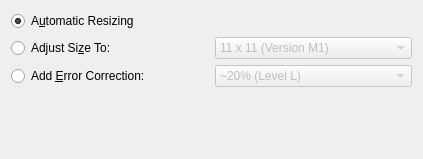
Before: the Qt Designer form frontend_qt/grpMQR.ui in novcom/zint, drawn with Qt 5.
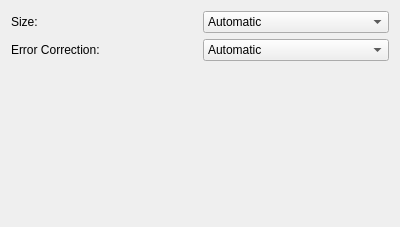
After: the same form once the commit is applied.

What changed in the file:
```diff
--- a/frontend_qt/grpMQR.ui
+++ b/frontend_qt/grpMQR.ui
@@ -5,10 +5,16 @@
    <rect>
     <x>0</x>
     <y>0</y>
-    <width>423</width>
-    <height>159</height>
+    <width>400</width>
+    <height>227</height>
    </rect>
   </property>
+  <property name="maximumSize">
+   <size>
+    <width>600</width>
+    <height>16777215</height>
+   </size>
+  </property>
   <property name="windowTitle" >
    <string>Form</string>
   </property>
@@ -16,27 +22,22 @@
    <item>
     <layout class="QGridLayout" name="gridLayout" >
      <item row="0" column="0" >
-      <widget class="QRadioButton" name="radMQRAuto" >
+      <widget class="QLabel" name="lavelMQRSize" >
        <property name="text" >
-        <string>A&amp;utomatic Resizing</string>
+        <string>Size:</string>
        </property>
-       <property name="checked" >
-        <bool>true</bool>
+       <property name="buddy">
+        <cstring>cmbMQRSize</cstring>
        </property>
       </widget>
      </item>
-     <item row="1" column="0" >
-      <widget class="QRadioButton" name="radMQRSize" >
-       <property name="text" >
-        <string>Adjust Si&amp;ze To:</string>
-       </property>
-      </widget>
-     </item>
-     <item row="1" column="1" >
+     <item row="0" column="1" >
       <widget class="QComboBox" name="cmbMQRSize" >
-       <property name="enabled" >
-        <bool>false</bool>
-       </property>
+       <item>
+        <property name="text">
+         <string>Automatic</string>
+        </property>
+       </item>
        <item>
         <property name="text" >
          <string>11 x 11 (Version M1)</string>
@@ -59,18 +60,23 @@
        </item>
       </widget>
      </item>
-     <item row="2" column="0" >
-      <widget class="QRadioButton" name="radMQRECC" >
+     <item row="1" column="0" >
+      <widget class="QLabel" name="labelMQRECC" >
        <property name="text" >
-        <string>Add &amp;Error Correction:</string>
+        <string>Error Correction:</string>
+       </property>
+       <property name="buddy">
+        <cstring>cmbMQRECC</cstring>
        </property>
       </widget>
      </item>
-     <item row="2" column="1" >
+     <item row="1" column="1" >
       <widget class="QComboBox" name="cmbMQRECC" >
-       <property name="enabled" >
-        <bool>false</bool>
-       </property>
+       <item>
+        <property name="text">
+         <string>Automatic</string>
+        </property>
+       </item>
        <item>
         <property name="text" >
          <string>~20% (Level L)</string>
@@ -95,6 +101,9 @@
      <property name="orientation" >
       <enum>Qt::Vertical</enum>
      </property>
+     <property name="sizeType">
+      <enum>QSizePolicy::MinimumExpanding</enum>
+     </property>
      <property name="sizeHint" stdset="0" >
       <size>
        <width>20</width>
```
Left out of the diff: 35 changed lines with no effect on the pictures.
